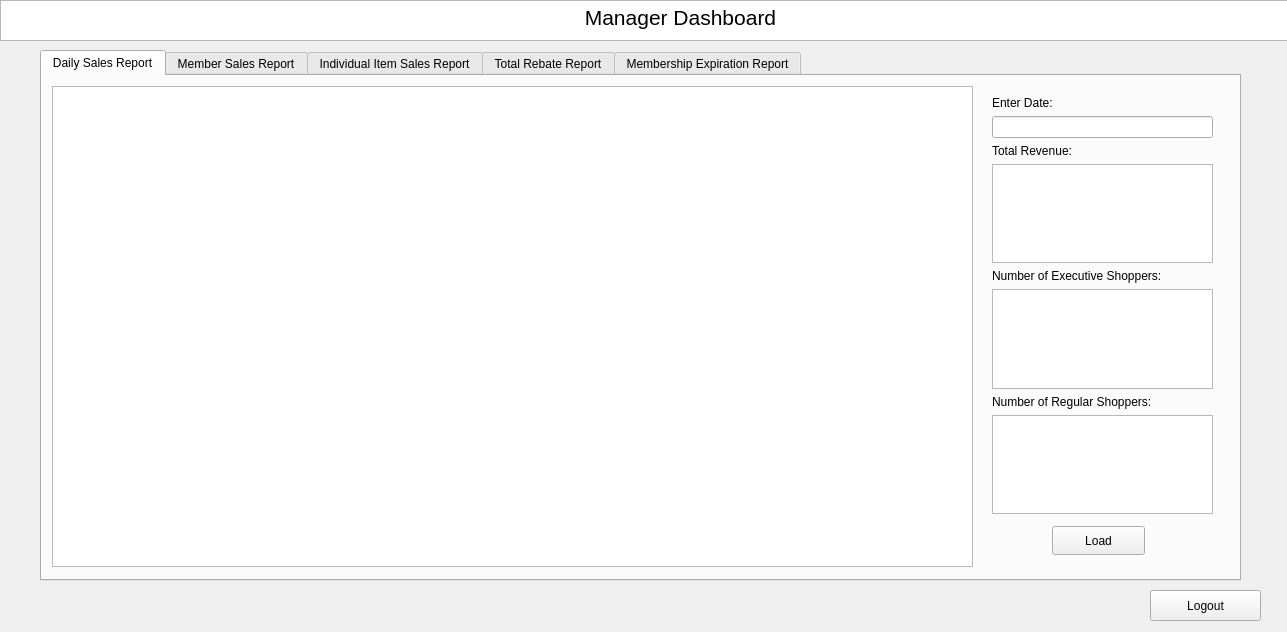
This is managerwindow.ui in rbalta/BulkClubProject as Qt 5 draws it before an edit. The edited form follows.
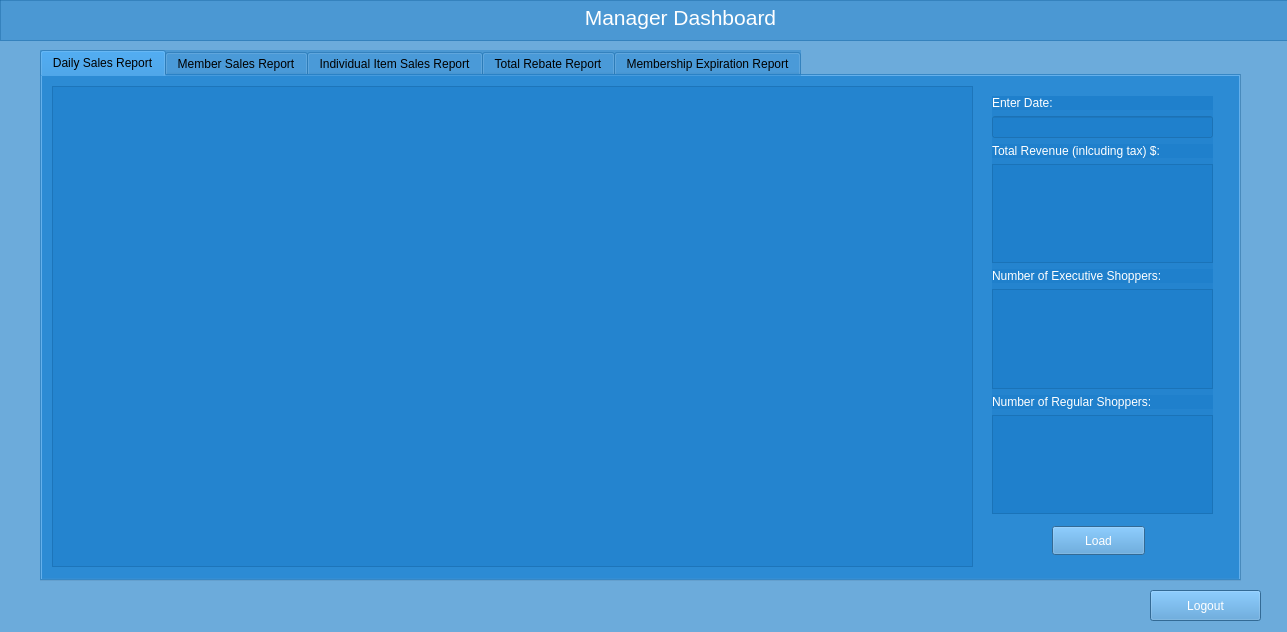
This is the edited form. The open tabs and pages were chosen to show the change.

```diff
--- a/managerwindow.ui
+++ b/managerwindow.ui
@@ -13,6 +13,9 @@
   <property name="windowTitle">
    <string>Form</string>
   </property>
+  <property name="styleSheet">
+   <string notr="true">background-color: rgba(23, 122, 198, 100);</string>
+  </property>
   <widget class="QTextBrowser" name="textBrowser">
    <property name="geometry">
     <rect>
@@ -28,6 +31,9 @@
      <verstretch>0</verstretch>
     </sizepolicy>
    </property>
+   <property name="styleSheet">
+    <string notr="true">color: white</string>
+   </property>
    <property name="html">
     <string>&lt;!DOCTYPE HTML PUBLIC &quot;-//W3C//DTD HTML 4.0//EN&quot; &quot;http://www.w3.org/TR/REC-html40/strict.dtd&quot;&gt;
 &lt;html&gt;&lt;head&gt;&lt;meta name=&quot;qrichtext&quot; content=&quot;1&quot; /&gt;&lt;meta charset=&quot;utf-8&quot; /&gt;&lt;style type=&quot;text/css&quot;&gt;
@@ -46,6 +52,10 @@
      <height>31</height>
     </rect>
    </property>
+   <property name="styleSheet">
+    <string notr="true">color: white;
+background-color: rgb(72, 149, 208);</string>
+   </property>
    <property name="text">
     <string>Logout</string>
    </property>
@@ -75,6 +85,9 @@
        <height>481</height>
       </rect>
      </property>
+     <property name="styleSheet">
+      <string notr="true"/>
+     </property>
     </widget>
     <widget class="QPushButton" name="pushButton">
      <property name="geometry">
@@ -85,6 +98,10 @@
        <height>29</height>
       </rect>
      </property>
+     <property name="styleSheet">
+      <string notr="true">color: white;
+background-color: rgb(72, 149, 208);</string>
+     </property>
      <property name="text">
       <string>Load</string>
      </property>
@@ -101,43 +118,71 @@
      <layout class="QVBoxLayout" name="verticalLayout">
       <item>
        <widget class="QLabel" name="label_4">
+        <property name="styleSheet">
+         <string notr="true">color:white;</string>
+        </property>
         <property name="text">
          <string>Enter Date:</string>
         </property>
        </widget>
       </item>
       <item>
-       <widget class="QLineEdit" name="lineEdit"/>
+       <widget class="QLineEdit" name="lineEdit">
+        <property name="styleSheet">
+         <string notr="true">color: white;</string>
+        </property>
+       </widget>
       </item>
       <item>
        <widget class="QLabel" name="label">
+        <property name="styleSheet">
+         <string notr="true">color:white;</string>
+        </property>
         <property name="text">
-         <string>Total Revenue:</string>
+         <string>Total Revenue (inlcuding tax) $:</string>
         </property>
        </widget>
       </item>
       <item>
-       <widget class="QTextBrowser" name="textBrowser_2"/>
+       <widget class="QTextBrowser" name="textBrowser_2">
+        <property name="styleSheet">
+         <string notr="true">color: white;</string>
+        </property>
+       </widget>
       </item>
       <item>
        <widget class="QLabel" name="label_2">
+        <property name="styleSheet">
+         <string notr="true">color:white;</string>
+        </property>
         <property name="text">
          <string>Number of Executive Shoppers:</string>
         </property>
        </widget>
       </item>
       <item>
-       <widget class="QTextBrowser" name="textBrowser_3"/>
+       <widget class="QTextBrowser" name="textBrowser_3">
+        <property name="styleSheet">
+         <string notr="true">color: white;</string>
+        </property>
+       </widget>
       </item>
       <item>
        <widget class="QLabel" name="label_3">
+        <property name="styleSheet">
+         <string notr="true">color: white;</string>
+        </property>
         <property name="text">
          <string>Number of Regular Shoppers:</string>
         </property>
        </widget>
       </item>
       <item>
-       <widget class="QTextBrowser" name="textBrowser_4"/>
+       <widget class="QTextBrowser" name="textBrowser_4">
+        <property name="styleSheet">
+         <string notr="true">color: white;</string>
+        </property>
+       </widget>
       </item>
      </layout>
     </widget>
```
Left out of the diff: 93 changed lines with no effect on the pictures.
